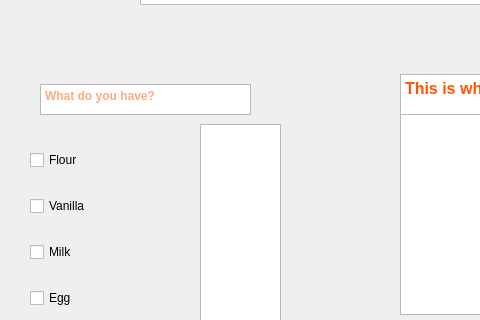
First picture: the form in mainwindow.ui, repository carthy27/CookingApp, before the edit; both pictures show x 0 to 480 and y 85 to 405 of the 1465 by 739 pixel window.
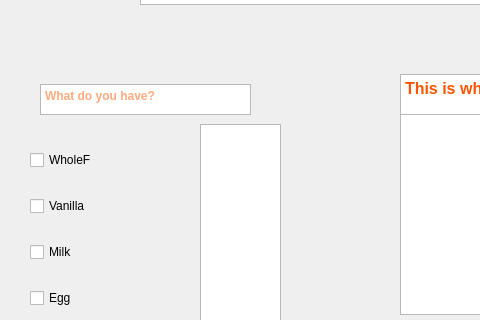
Second picture: the form after the edit.

The edit to the form file:
```diff
--- a/mainwindow.ui
+++ b/mainwindow.ui
@@ -33,7 +33,7 @@
      <item>
       <widget class="QCheckBox" name="checkBox_5">
        <property name="text">
-        <string>Flour</string>
+        <string>WholeF</string>
        </property>
       </widget>
      </item>
```
